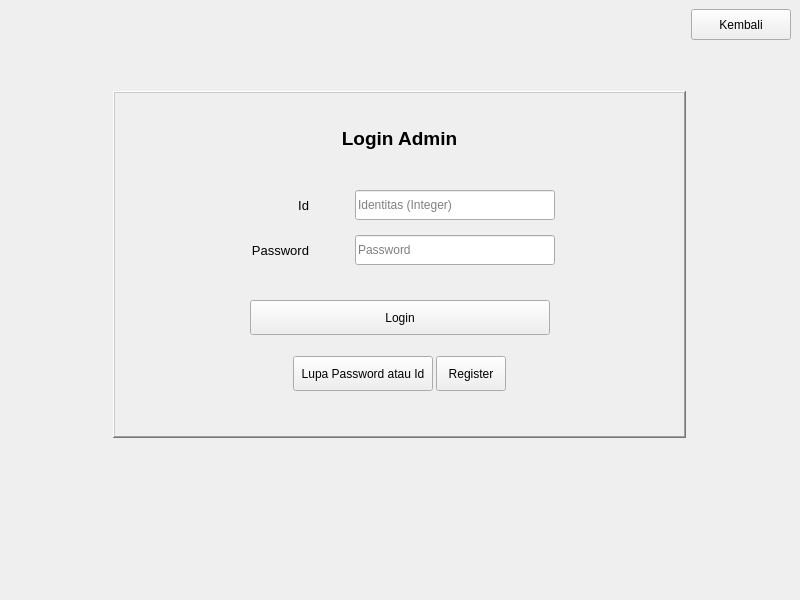
Before: the Qt Designer form gui/gui_login.ui in mafr017/BNN_GPA, drawn with Qt 5.
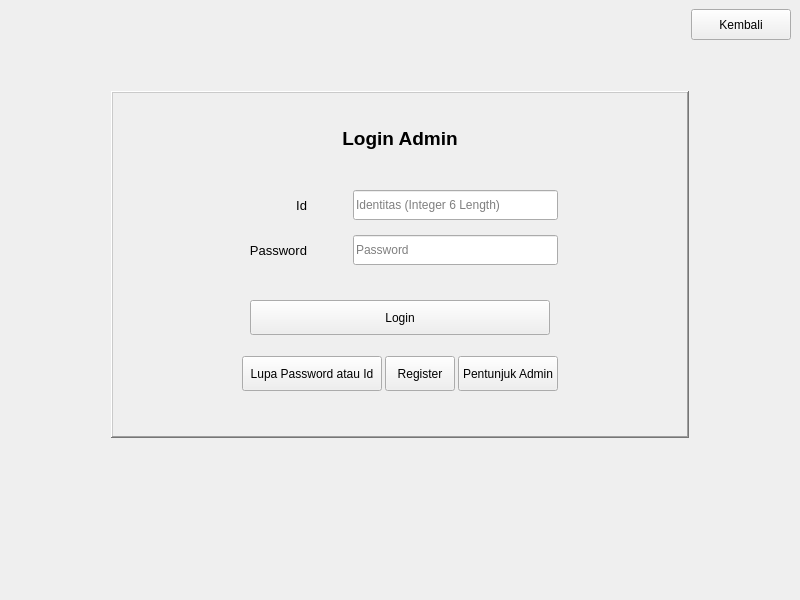
After: the same form once the commit is applied. Icons and pictures are not drawn.

Commit message: Add Petunjuk Button in gui_login

Patch:
```diff
--- a/gui/gui_login.ui
+++ b/gui/gui_login.ui
@@ -298,7 +298,7 @@
                 <set>Qt::ImhNone</set>
                </property>
                <property name="placeholderText">
-                <string>Identitas (Integer)</string>
+                <string>Identitas (Integer 6 Length)</string>
                </property>
               </widget>
              </item>
@@ -578,6 +578,9 @@
              </item>
              <item>
               <widget class="QPushButton" name="pbLupa">
+               <property name="enabled">
+                <bool>true</bool>
+               </property>
                <property name="minimumSize">
                 <size>
                  <width>140</width>
@@ -644,6 +647,43 @@
                </property>
               </widget>
              </item>
+             <item>
+              <widget class="QPushButton" name="pbPetunjuk">
+               <property name="enabled">
+                <bool>true</bool>
+               </property>
+               <property name="minimumSize">
+                <size>
+                 <width>100</width>
+                 <height>35</height>
+                </size>
+               </property>
+               <property name="maximumSize">
+                <size>
+                 <width>100</width>
+                 <height>35</height>
+                </size>
+               </property>
+               <property name="acceptDrops">
+                <bool>true</bool>
+               </property>
+               <property name="toolTip">
+                <string/>
+               </property>
+               <property name="toolTipDuration">
+                <number>0</number>
+               </property>
+               <property name="statusTip">
+                <string/>
+               </property>
+               <property name="whatsThis">
+                <string/>
+               </property>
+               <property name="text">
+                <string>Pentunjuk Admin</string>
+               </property>
+              </widget>
+             </item>
              <item>
               <spacer name="horizontalSpacer_16">
                <property name="orientation">
```
Left out of the diff: 9 changed lines with no effect on the pictures.
